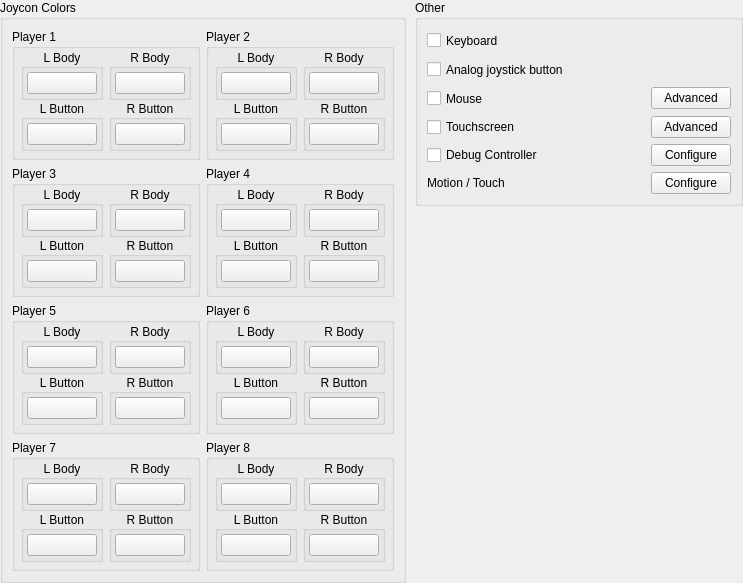
Above: src/yuzu/configuration/configure_input_advanced.ui from formylover/yuzu-early-access before the change. Below: the same form after it.
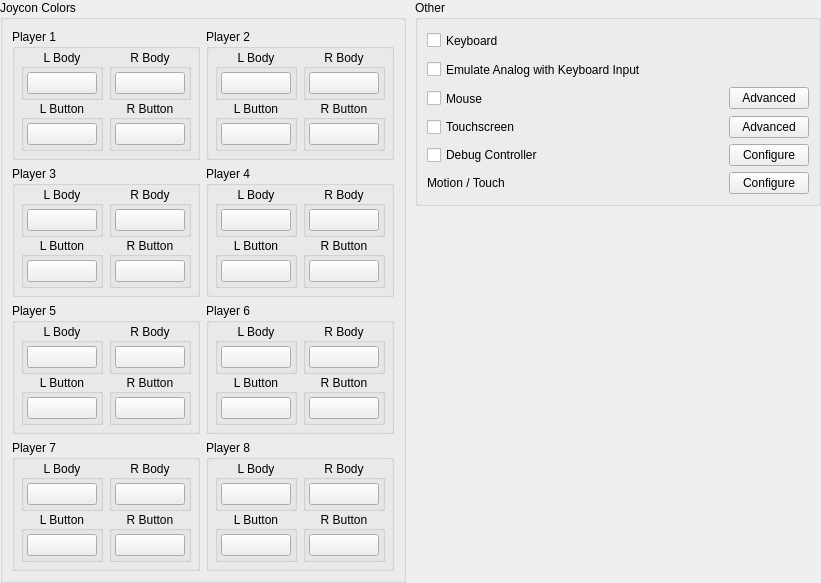
That is the form after the change.

What changed in the file:
```diff
--- a/src/yuzu/configuration/configure_input_advanced.ui
+++ b/src/yuzu/configuration/configure_input_advanced.ui
@@ -2555,7 +2555,7 @@
                      </size>
                    </property>
                    <property name="text">
-                     <string>Analog joystick button</string>
+                     <string>Emulate Analog with Keyboard Input</string>
                    </property>
                  </widget>
                </item>
```
Left out of the diff: 2 changed lines with no effect on the pictures.
